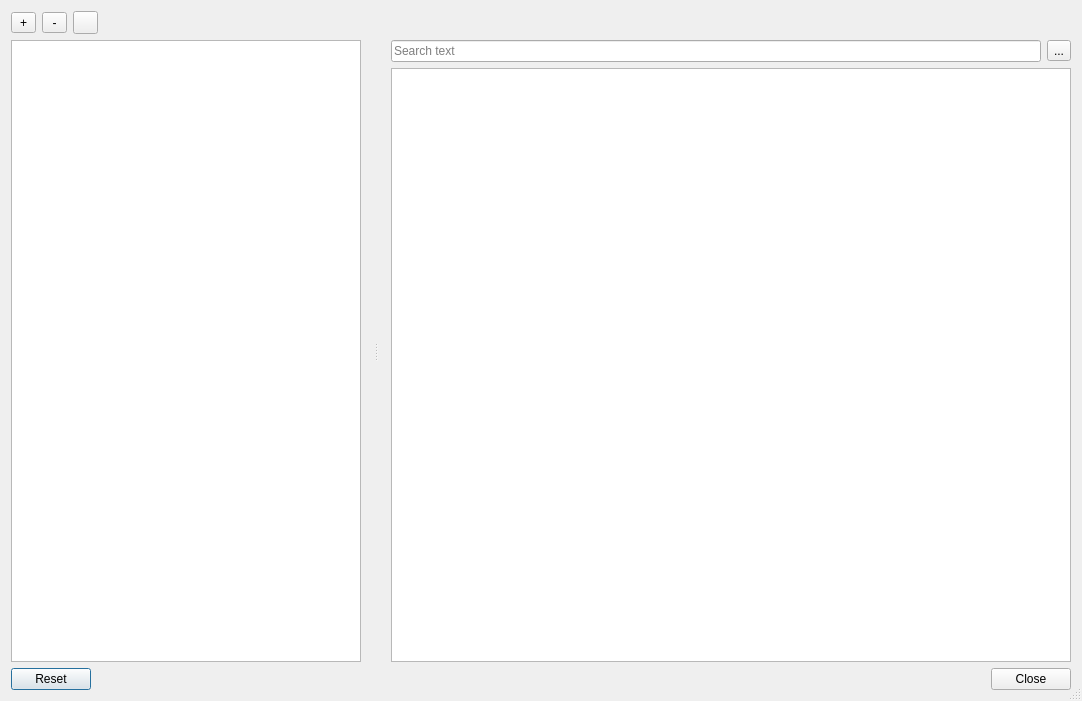
This is src/gpilot/ui/forms/frmlog.ui in etet100/AstroCore-GCode-Sender as Qt 5 draws it before an edit. The edited form follows.
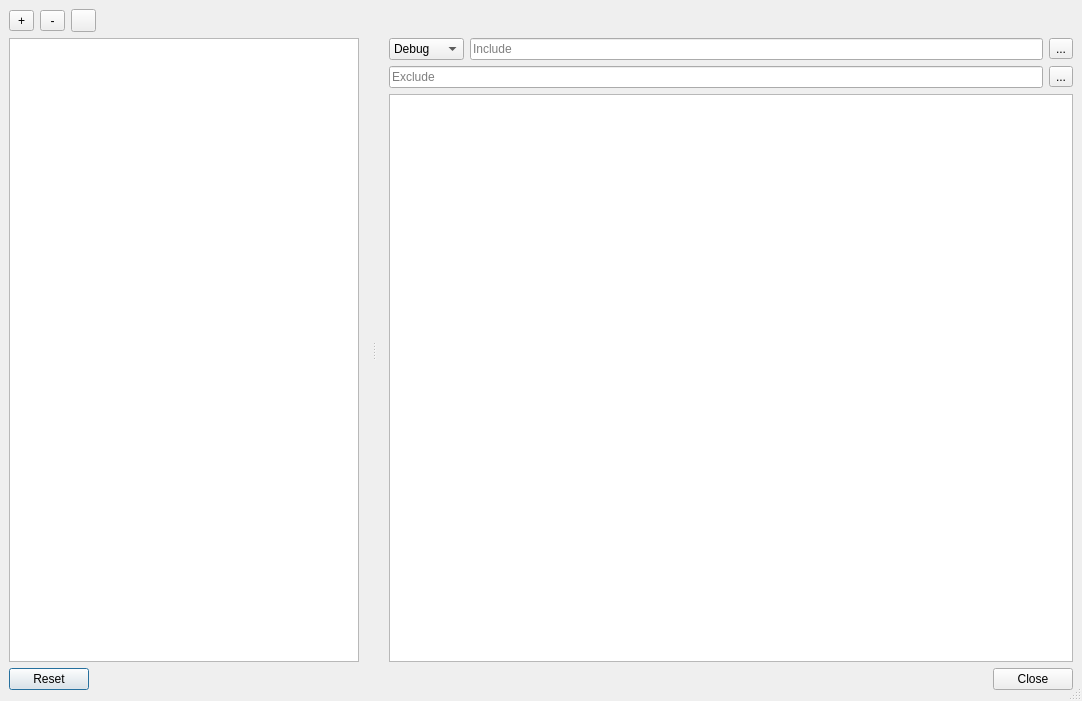
This is the edited form. Icons and pictures are not drawn.

Commit message: Log browser - exclude text, min severity

```diff
--- a/src/gpilot/ui/forms/frmlog.ui
+++ b/src/gpilot/ui/forms/frmlog.ui
@@ -17,6 +17,15 @@
    <bool>true</bool>
   </property>
   <layout class="QVBoxLayout" name="verticalLayout" stretch="0,1,0">
+   <property name="leftMargin">
+    <number>9</number>
+   </property>
+   <property name="topMargin">
+    <number>9</number>
+   </property>
+   <property name="rightMargin">
+    <number>9</number>
+   </property>
    <item>
     <widget class="QWidget" name="widget" native="true">
      <property name="sizePolicy">
@@ -137,7 +146,7 @@
         <height>0</height>
        </size>
       </property>
-      <layout class="QVBoxLayout" name="verticalLayout_4" stretch="0,1">
+      <layout class="QVBoxLayout" name="verticalLayout_4" stretch="0,0,1">
        <property name="leftMargin">
         <number>0</number>
        </property>
@@ -166,17 +175,84 @@
            <number>0</number>
           </property>
           <item>
-           <widget class="QLineEdit" name="txtSearch">
+           <widget class="QComboBox" name="cmbMinLevel">
+            <item>
+             <property name="text">
+              <string>Debug</string>
+             </property>
+            </item>
+            <item>
+             <property name="text">
+              <string>Info</string>
+             </property>
+            </item>
+            <item>
+             <property name="text">
+              <string>Warning</string>
+             </property>
+            </item>
+            <item>
+             <property name="text">
+              <string>Critical</string>
+             </property>
+            </item>
+            <item>
+             <property name="text">
+              <string>Fatal</string>
+             </property>
+            </item>
+           </widget>
+          </item>
+          <item>
+           <widget class="QLineEdit" name="txtIncludeText">
             <property name="maxLength">
              <number>40</number>
             </property>
             <property name="placeholderText">
-             <string>Search text</string>
+             <string>Include</string>
             </property>
            </widget>
           </item>
           <item>
-           <widget class="QToolButton" name="btnClearSearch">
+           <widget class="QToolButton" name="btnClearIncludeText">
+            <property name="text">
+             <string>...</string>
+            </property>
+            <property name="icon">
+             <iconset theme="QIcon::ThemeIcon::EditClear"/>
+            </property>
+           </widget>
+          </item>
+         </layout>
+        </widget>
+       </item>
+       <item>
+        <widget class="QWidget" name="widget_4" native="true">
+         <layout class="QHBoxLayout" name="horizontalLayout_3">
+          <property name="leftMargin">
+           <number>0</number>
+          </property>
+          <property name="topMargin">
+           <number>0</number>
+          </property>
+          <property name="rightMargin">
+           <number>0</number>
+          </property>
+          <property name="bottomMargin">
+           <number>0</number>
+          </property>
+          <item>
+           <widget class="QLineEdit" name="txtExcludeText">
+            <property name="text">
+             <string/>
+            </property>
+            <property name="placeholderText">
+             <string>Exclude</string>
+            </property>
+           </widget>
+          </item>
+          <item>
+           <widget class="QToolButton" name="btnClearExcludeText">
             <property name="text">
              <string>...</string>
             </property>
```
The commit also changes 2 other files.
